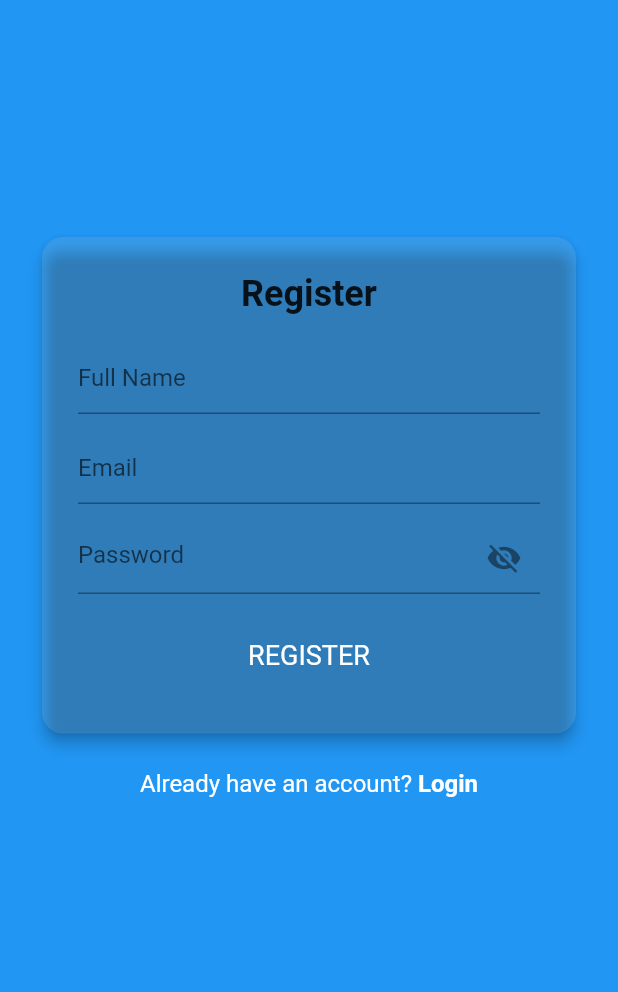
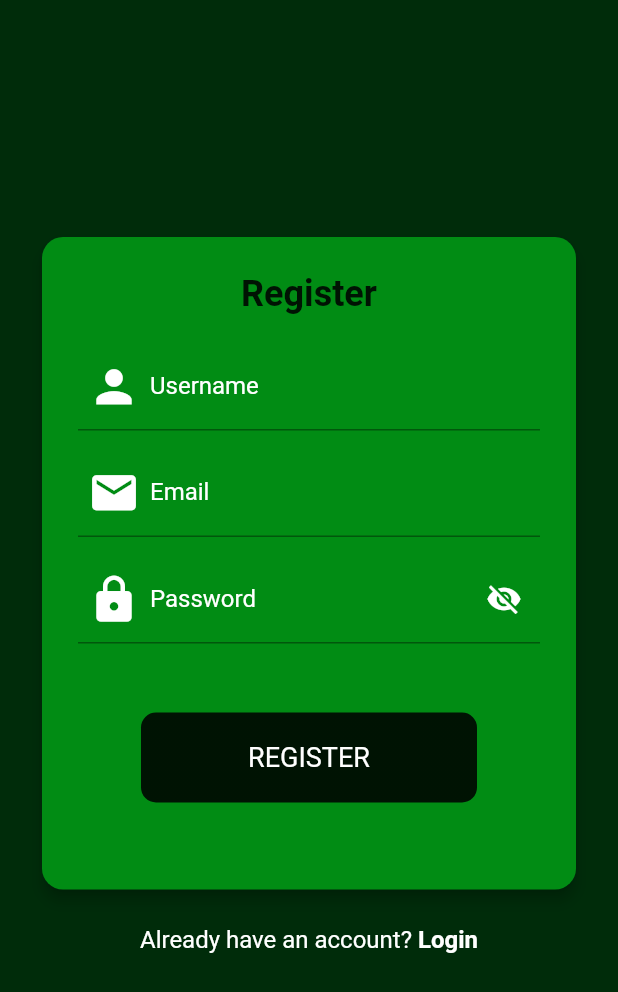
Before and after one commit to GeraAnggaraPutra/Rental-Mobil-Flutter, a Flutter app: the Register screen opened directly, on a phone screen of 412 x 824 dp. Shown: the top 992 px of the screen. Run offline on Flutter 3.47's test engine with Material 2 defaults, Android fonts, the light colour scheme and no system bars; our stand-ins replace animated_splash_screen, lottie, page_transition, shared_preferences; accounts and stored records are empty.

Commit message:
update screens login, register

```diff
--- a/lib/CheckAuth.dart
+++ b/lib/CheckAuth.dart
@@ -1,6 +1,6 @@
 import 'package:flutter/material.dart';
-import 'package:rental_mobil_flutter/Home.dart';
-import 'package:rental_mobil_flutter/login.dart';
+import 'package:rental_mobil_flutter/Screens/Home.dart';
+import 'package:rental_mobil_flutter/Screens/login.dart';
 import 'package:shared_preferences/shared_preferences.dart';
 
 class CheckAuth extends StatefulWidget {
--- a/lib/register.dart
+++ b/lib/Screens/register.dart
@@ -1,6 +1,7 @@
 import 'package:flutter/material.dart';
-import 'package:rental_mobil_flutter/Home.dart';
-import 'package:rental_mobil_flutter/login.dart';
+import 'package:rental_mobil_flutter/Helpers/size_helper.dart';
+import 'package:rental_mobil_flutter/Screens/Home.dart';
+import 'package:rental_mobil_flutter/Screens/login.dart';
 import 'package:rental_mobil_flutter/network/api.dart';
 import 'package:shared_preferences/shared_preferences.dart';
 import 'dart:convert';
@@ -36,7 +37,7 @@ class StartState extends State<Register> {
   Widget build(BuildContext context) {
     return Scaffold(
       key: _scaffoldKey,
-      backgroundColor: Colors.blue,
+      backgroundColor: Color.fromARGB(255, 0, 44, 10),
       body: SafeArea(
         child: SingleChildScrollView(
           padding: EdgeInsets.symmetric(horizontal: 28, vertical: 72),
@@ -44,7 +45,7 @@ class StartState extends State<Register> {
             children: [
               Card(
                 elevation: 4.0,
-                color: Colors.white10,
+                color: Color.fromARGB(255, 1, 140, 20),
                 margin: EdgeInsets.only(top: 86),
                 shape: RoundedRectangleBorder(
                   borderRadius: BorderRadius.circular(14),
@@ -69,7 +70,18 @@ class StartState extends State<Register> {
                             cursorColor: Colors.blue,
                             keyboardType: TextInputType.text,
                             decoration: InputDecoration(
-                              hintText: "Full Name",
+                              focusedBorder: UnderlineInputBorder(
+                                borderSide: BorderSide(color: Colors.white),
+                              ),
+                              prefixIcon: Icon(
+                                Icons.person,
+                                size: 35,
+                                color: Colors.white,
+                              ),
+                              labelText: "Username",
+                              labelStyle: TextStyle(color: Colors.white),
+                              hintText: 'Masukkan Username',
+                              hintStyle: TextStyle(color: Colors.white),
                             ),
                             validator: (nameValue) {
                               if (nameValue!.isEmpty) {
@@ -83,7 +95,18 @@ class StartState extends State<Register> {
                             cursorColor: Colors.blue,
                             keyboardType: TextInputType.text,
                             decoration: InputDecoration(
-                              hintText: "Email",
+                              focusedBorder: UnderlineInputBorder(
+                                borderSide: BorderSide(color: Colors.white),
+                              ),
+                              prefixIcon: Icon(
+                                Icons.email,
+                                size: 35,
+                                color: Colors.white,
+                              ),
+                              labelText: "Email",
+                              labelStyle: TextStyle(color: Colors.white),
+                              hintText: 'Masukkan email',
+                              hintStyle: TextStyle(color: Colors.white),
                             ),
                             validator: (emailValue) {
                               if (emailValue!.isEmpty) {
@@ -98,8 +121,21 @@ class StartState extends State<Register> {
                             keyboardType: TextInputType.text,
                             obscureText: _secureText,
                             decoration: InputDecoration(
-                              hintText: "Password",
+                              focusedBorder: UnderlineInputBorder(
+                                borderSide: BorderSide(color: Colors.white),
+                              ),
+                              prefixIcon: Icon(
+                                Icons.lock,
+                                size: 35,
+                                color: Colors.white,
+                              ),
+                              labelText: "Password",
+                              labelStyle: TextStyle(color: Colors.white),
+                              hintText: 'Masukkan Password',
+                              hintStyle: TextStyle(color: Colors.white),
+                              fillColor: Colors.white,
                               suffixIcon: IconButton(
+                                color: Colors.white,
                                 onPressed: showHide,
                                 icon: Icon(_secureText
                                     ? Icons.visibility_off
@@ -118,6 +154,17 @@ class StartState extends State<Register> {
                           child: Padding(
                             padding: EdgeInsets.symmetric(
                                 horizontal: 18, vertical: 10),
+                            child: Container(
+                              width: displayWidth(context) * 1,
+                              height: 60,
+                              margin: EdgeInsets.all(16),
+                              decoration: BoxDecoration(
+                                  borderRadius: BorderRadius.circular(10),
+                                  gradient: LinearGradient(colors: [
+                                    Colors.black87,
+                                    Colors.black87
+                                  ])),
+                              child: Center(
                                 child: Text(
                                   _isLoading ? 'Proccessing..' : 'REGISTER',
                                   textDirection: TextDirection.ltr,
@@ -126,6 +173,8 @@ class StartState extends State<Register> {
                                     fontSize: 18.0,
                                     decoration: TextDecoration.none,
                                     fontWeight: FontWeight.normal,
+                                  ),
+                                ),
                               ),
                             ),
                           ),
--- a/lib/main.dart
+++ b/lib/main.dart
@@ -2,7 +2,7 @@ import 'package:flutter/material.dart';
 import 'package:animated_splash_screen/animated_splash_screen.dart';
 import 'package:page_transition/page_transition.dart';
 import 'package:lottie/lottie.dart';
-import 'package:rental_mobil_flutter/SplashScreen.dart';
+import 'package:rental_mobil_flutter/Screens/SplashScreen.dart';
 
 void main() {
   runApp(const MyApp());
```
Also changed, not shown: lib/Screens/SplashScreen.dart (renamed from lib/SplashScreen.dart, +4 -3 lines), lib/Screens/login.dart (renamed from lib/login.dart, +40 -11 lines), lib/Screens/Home.dart (renamed from lib/Home.dart). Lines whose indentation alone changed are shown as unchanged.
